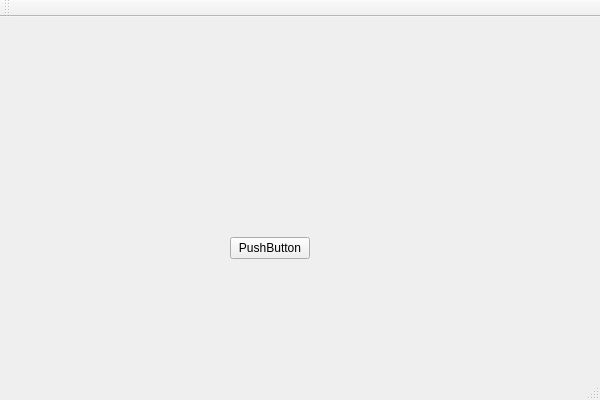
Before: the Qt Designer form InnovationControlStation/InnovationControlStation.ui in CrippledCoder/Innovation-Control-Station, drawn with Qt 5.
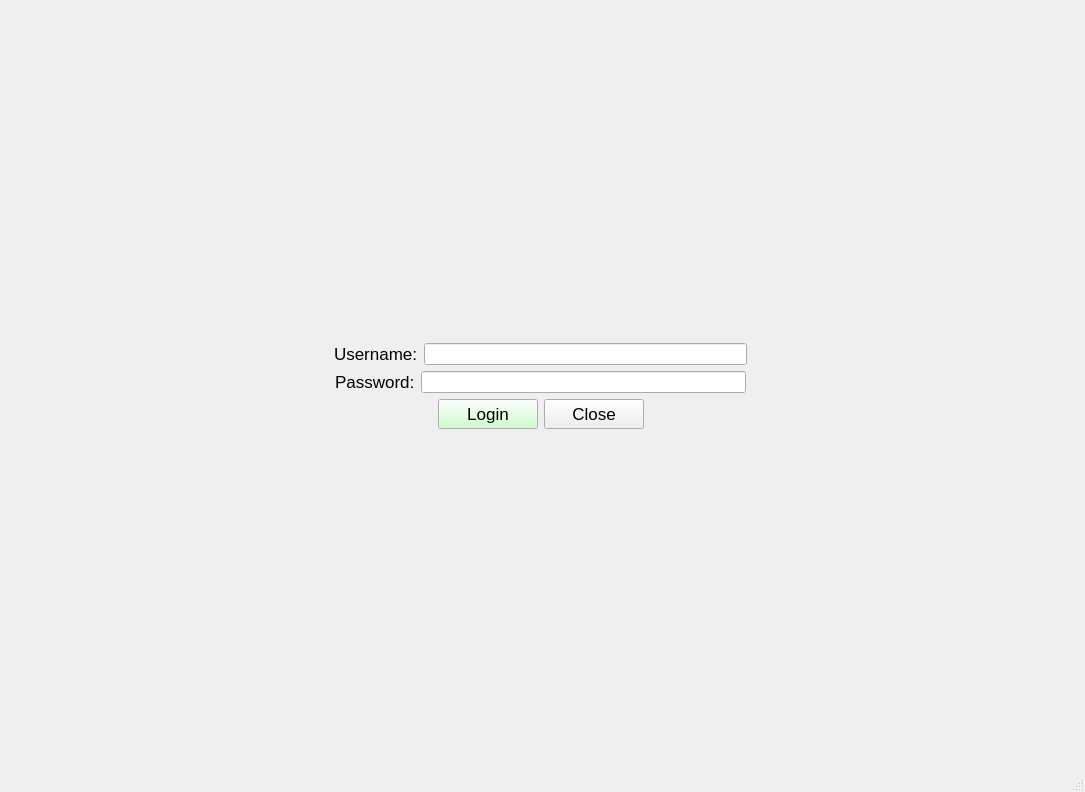
After: the same form once the commit is applied.

Commit message: Finally got the button working

What changed in the file:
```diff
--- a/InnovationControlStation/InnovationControlStation.ui
+++ b/InnovationControlStation/InnovationControlStation.ui
@@ -6,36 +6,295 @@
    <rect>
     <x>0</x>
     <y>0</y>
-    <width>600</width>
-    <height>400</height>
+    <width>1085</width>
+    <height>792</height>
    </rect>
   </property>
   <property name="windowTitle">
    <string>InnovationControlStation</string>
   </property>
   <widget class="QWidget" name="centralWidget">
-   <widget class="QPushButton" name="pushButton">
+   <widget class="QWidget" name="verticalLayoutWidget">
     <property name="geometry">
      <rect>
-      <x>230</x>
-      <y>220</y>
-      <width>80</width>
-      <height>22</height>
+      <x>0</x>
+      <y>0</y>
+      <width>1081</width>
+      <height>771</height>
      </rect>
     </property>
-    <property name="text">
-     <string>PushButton</string>
-    </property>
+    <layout class="QVBoxLayout" name="verticalLayout">
+     <item>
+      <spacer name="verticalSpacer">
+       <property name="orientation">
+        <enum>Qt::Vertical</enum>
+       </property>
+       <property name="sizeType">
+        <enum>QSizePolicy::Expanding</enum>
+       </property>
+       <property name="sizeHint" stdset="0">
+        <size>
+         <width>20</width>
+         <height>200</height>
+        </size>
+       </property>
+      </spacer>
+     </item>
+     <item>
+      <layout class="QVBoxLayout" name="verticalLayout_2">
+       <item>
+        <layout class="QHBoxLayout" name="horizontalLayout">
+         <item>
+          <spacer name="horizontalSpacer_3">
+           <property name="orientation">
+            <enum>Qt::Horizontal</enum>
+           </property>
+           <property name="sizeHint" stdset="0">
+            <size>
+             <width>40</width>
+             <height>20</height>
+            </size>
+           </property>
+          </spacer>
+         </item>
+         <item>
+          <widget class="QLabel" name="label_2">
+           <property name="sizePolicy">
+            <sizepolicy hsizetype="Fixed" vsizetype="Fixed">
+             <horstretch>0</horstretch>
+             <verstretch>0</verstretch>
+            </sizepolicy>
+           </property>
+           <property name="maximumSize">
+            <size>
+             <width>100</width>
+             <height>100</height>
+            </size>
+           </property>
+           <property name="font">
+            <font>
+             <pointsize>13</pointsize>
+            </font>
+           </property>
+           <property name="text">
+            <string>Username:</string>
+           </property>
+          </widget>
+         </item>
+         <item>
+          <widget class="QLineEdit" name="UserText"/>
+         </item>
+         <item>
+          <spacer name="horizontalSpacer_4">
+           <property name="orientation">
+            <enum>Qt::Horizontal</enum>
+           </property>
+           <property name="sizeHint" stdset="0">
+            <size>
+             <width>40</width>
+             <height>20</height>
+            </size>
+           </property>
+          </spacer>
+         </item>
+        </layout>
+       </item>
+       <item>
+        <layout class="QHBoxLayout" name="horizontalLayout_3">
+         <item>
+          <spacer name="horizontalSpacer">
+           <property name="orientation">
+            <enum>Qt::Horizontal</enum>
+           </property>
+           <property name="sizeHint" stdset="0">
+            <size>
+             <width>40</width>
+             <height>20</height>
+            </size>
+           </property>
+          </spacer>
+         </item>
+         <item>
+          <widget class="QLabel" name="label">
+           <property name="sizePolicy">
+            <sizepolicy hsizetype="Fixed" vsizetype="Fixed">
+             <horstretch>0</horstretch>
+             <verstretch>0</verstretch>
+            </sizepolicy>
+           </property>
+           <property name="maximumSize">
+            <size>
+             <width>100</width>
+             <height>100</height>
+            </size>
+           </property>
+           <property name="font">
+            <font>
+             <pointsize>13</pointsize>
+            </font>
+           </property>
+           <property name="text">
+            <string>Password:</string>
+           </property>
+          </widget>
+         </item>
+         <item>
+          <widget class="QLineEdit" name="PassText"/>
+         </item>
+         <item>
+          <spacer name="horizontalSpacer_2">
+           <property name="orientation">
+            <enum>Qt::Horizontal</enum>
+           </property>
+           <property name="sizeHint" stdset="0">
+            <size>
+             <width>40</width>
+             <height>20</height>
+            </size>
+           </property>
+          </spacer>
+         </item>
+        </layout>
+       </item>
+      </layout>
+     </item>
+     <item>
+      <layout class="QHBoxLayout" name="horizontalLayout_2">
+       <property name="sizeConstraint">
+        <enum>QLayout::SetDefaultConstraint</enum>
+       </property>
+       <item>
+        <spacer name="horizontalSpacer_5">
+         <property name="orientation">
+          <enum>Qt::Horizontal</enum>
+         </property>
+         <property name="sizeHint" stdset="0">
+          <size>
+           <width>40</width>
+           <height>20</height>
+          </size>
+         </property>
+        </spacer>
+       </item>
+       <item>
+        <widget class="QPushButton" name="TryLogin">
+         <property name="sizePolicy">
+          <sizepolicy hsizetype="Fixed" vsizetype="Fixed">
+           <horstretch>50</horstretch>
+           <verstretch>30</verstretch>
+          </sizepolicy>
+         </property>
+         <property name="minimumSize">
+          <size>
+           <width>100</width>
+           <height>30</height>
+          </size>
+         </property>
+         <property name="palette">
+          <palette>
+           <active>
+            <colorrole role="Button">
+             <brush brushstyle="SolidPattern">
+              <color alpha="255">
+               <red>197</red>
+               <green>255</green>
+               <blue>194</blue>
+              </color>
+             </brush>
+            </colorrole>
+           </active>
+           <inactive>
+            <colorrole role="Button">
+             <brush brushstyle="SolidPattern">
+              <color alpha="255">
+               <red>197</red>
+               <green>255</green>
+               <blue>194</blue>
+              </color>
+             </brush>
+            </colorrole>
+           </inactive>
+           <disabled>
+            <colorrole role="Button">
+             <brush brushstyle="SolidPattern">
+              <color alpha="255">
+               <red>197</red>
+               <green>255</green>
+               <blue>194</blue>
+              </color>
+             </brush>
+            </colorrole>
+           </disabled>
+          </palette>
+         </property>
+         <property name="font">
+          <font>
+           <pointsize>13</pointsize>
+          </font>
+         </property>
+         <property name="text">
+          <string>Login</string>
+         </property>
+        </widget>
+       </item>
+       <item>
+        <widget class="QPushButton" name="CloseLogin">
+         <property name="sizePolicy">
+          <sizepolicy hsizetype="Fixed" vsizetype="Fixed">
+           <horstretch>50</horstretch>
+           <verstretch>50</verstretch>
+          </sizepolicy>
+         </property>
+         <property name="minimumSize">
+          <size>
+           <width>100</width>
+           <height>30</height>
+          </size>
+         </property>
+         <property name="font">
+          <font>
+           <pointsize>13</pointsize>
+          </font>
+         </property>
+         <property name="text">
+          <string>Close</string>
+         </property>
+        </widget>
+       </item>
+       <item>
+        <spacer name="horizontalSpacer_6">
+         <property name="orientation">
+          <enum>Qt::Horizontal</enum>
+         </property>
+         <property name="sizeHint" stdset="0">
+          <size>
+           <width>40</width>
+           <height>20</height>
+          </size>
+         </property>
+        </spacer>
+       </item>
+      </layout>
+     </item>
+     <item>
+      <spacer name="verticalSpacer_2">
+       <property name="orientation">
+        <enum>Qt::Vertical</enum>
+       </property>
+       <property name="sizeType">
+        <enum>QSizePolicy::Expanding</enum>
+       </property>
+       <property name="sizeHint" stdset="0">
+        <size>
+         <width>20</width>
+         <height>200</height>
+        </size>
+       </property>
+      </spacer>
+     </item>
+    </layout>
    </widget>
   </widget>
-  <widget class="QToolBar" name="mainToolBar">
-   <attribute name="toolBarArea">
-    <enum>TopToolBarArea</enum>
-   </attribute>
-   <attribute name="toolBarBreak">
-    <bool>false</bool>
-   </attribute>
-  </widget>
   <widget class="QStatusBar" name="statusBar"/>
  </widget>
  <layoutdefault spacing="6" margin="11"/>
```
The commit also changes 29 other files.
